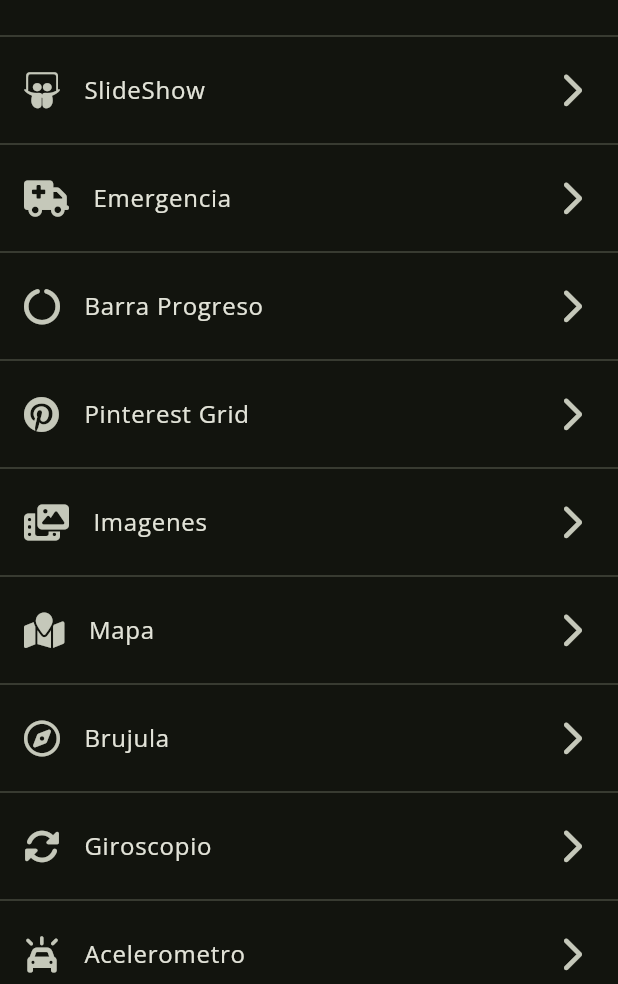
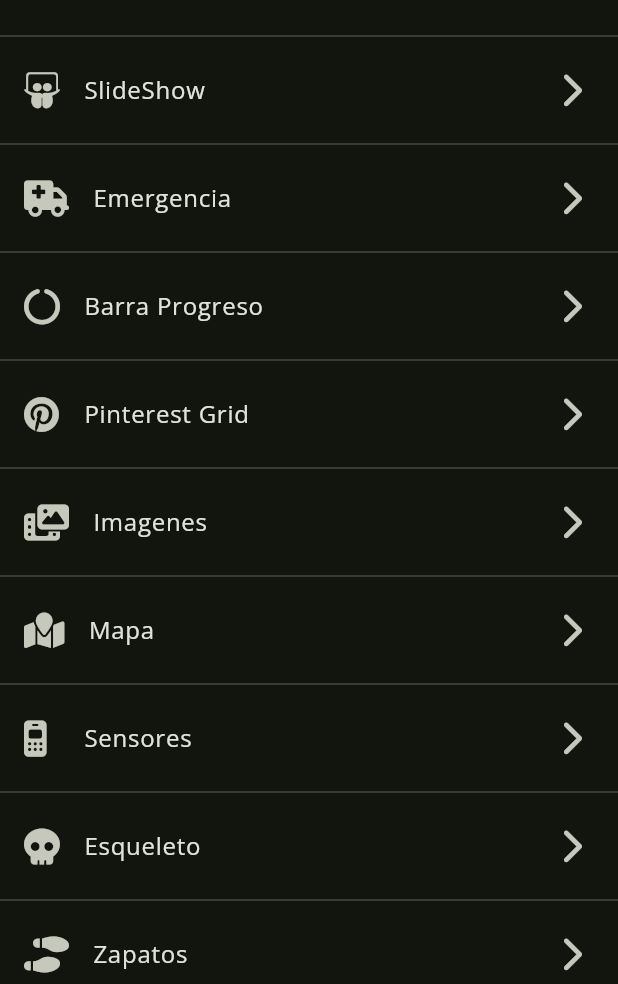
Before and after one commit to Zero0242/fl_animations_app, a Flutter app: the screen it shows after launch, on a phone screen of 412 x 824 dp, the part 252-1236 px from its top. Run offline on Flutter 3.47's test engine with Material 3 defaults, Android fonts, the phone set to English and light mode, and no system bars; our stand-ins replace animate_do, audioplayers, cached_network_image, flutter_compass, flutter_map, flutter_riverpod and 12 more.

Commit message:
[SENSORS]: configurado el routing

```diff
--- a/lib/config/router/app_router.dart
+++ b/lib/config/router/app_router.dart
@@ -44,6 +44,10 @@ final goRouterProvider = Provider<GoRouter>((ref) {
       GoRoute(
         path: ImageColorsScreen.route,
         builder: (context, state) => const ImageColorsScreen(),
+      ),
+      GoRoute(
+        path: SensorsHome.route,
+        builder: (context, state) => const SensorsHome(),
       ),
       GoRoute(
         path: CompassScreen.route,
--- a/lib/presentation/screens/home/home_screen.dart
+++ b/lib/presentation/screens/home/home_screen.dart
@@ -53,34 +53,9 @@ class HomeScreen extends ConsumerWidget {
           page: MapScreen.route,
         ),
         _Route(
-          icon: FontAwesomeIcons.compass,
-          titulo: 'Brujula',
-          page: CompassScreen.route,
-        ),
-        _Route(
-          icon: FontAwesomeIcons.rotate,
-          titulo: 'Giroscopio',
-          page: GyroscopeScreen.route,
-        ),
-        _Route(
-          icon: FontAwesomeIcons.carOn,
-          titulo: 'Acelerometro',
-          page: AccelerometerScreen.route,
-        ),
-        _Route(
-          icon: FontAwesomeIcons.magnet,
-          titulo: 'Magnetometro',
-          page: MagnetometerScreen.route,
-        ),
-        _Route(
-          icon: FontAwesomeIcons.baseball,
-          titulo: 'Bolas',
-          page: GyroscopeBallScreen.route,
-        ),
-        _Route(
-          icon: FontAwesomeIcons.imagePortrait,
-          titulo: 'Tilt Imagen',
-          page: TiltImageScreen.route,
+          icon: FontAwesomeIcons.mobileRetro,
+          titulo: 'Sensores',
+          page: SensorsHome.route,
         ),
         _Route(
           icon: FontAwesomeIcons.skull,
--- a/lib/presentation/screens/screens.dart
+++ b/lib/presentation/screens/screens.dart
@@ -19,6 +19,7 @@ export 'sensors/ball_screen.dart';
 export 'sensors/compass_screen.dart';
 export 'sensors/gyroscope_screen.dart';
 export 'sensors/magnetometer_screen.dart';
+export 'sensors/sensors_home.dart';
 export 'sensors/tilt_image_screen.dart';
 export 'shoes/shoes_details_screen.dart';
 export 'shoes/shoes_screen.dart';
```
Also changed, not shown: lib/presentation/screens/sensors/sensors_home.dart (added, +69 -0 lines), lib/presentation/widgets/home_menu_item.dart (added, +46 -0 lines).
